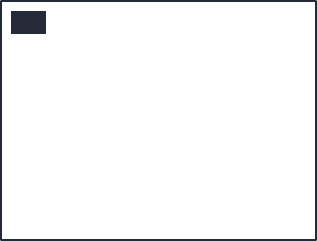
Before: the Qt Designer form src/client/gui/ui/texteditor_comment.ui in aleoli/Shared-Editor, drawn with Qt 5.
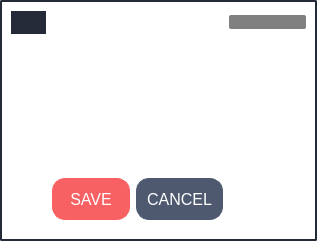
After: the same form once the commit is applied. Icons and pictures are not drawn.

Commit message: comments, non far caso alla grafica

The edit to the form file:
```diff
--- a/src/client/gui/ui/texteditor_comment.ui
+++ b/src/client/gui/ui/texteditor_comment.ui
@@ -21,19 +21,71 @@
 }</string>
   </property>
   <layout class="QGridLayout" name="gridLayout">
-   <item row="0" column="1">
-    <widget class="QLabel" name="label_name">
+   <item row="2" column="3" alignment="Qt::AlignRight">
+    <widget class="QLabel" name="label_date">
+     <property name="minimumSize">
+      <size>
+       <width>70</width>
+       <height>0</height>
+      </size>
+     </property>
+     <property name="font">
+      <font>
+       <pointsize>-1</pointsize>
+       <weight>50</weight>
+       <italic>false</italic>
+       <bold>false</bold>
+      </font>
+     </property>
      <property name="styleSheet">
-      <string notr="true">border: 0px solid none;</string>
+      <string notr="true">border: 0px solid none;
+color: #4e596f;
+margin-left: 0em;
+font: 15px;</string>
      </property>
      <property name="text">
-      <string>&lt;html&gt;&lt;head/&gt;&lt;body&gt;&lt;p&gt;&lt;span style=&quot; font-size:14pt; color:#ffffff;&quot;&gt;name&lt;/span&gt;&lt;/p&gt;&lt;/body&gt;&lt;/html&gt;</string>
+      <string/>
      </property>
-     <property name="margin">
-      <number>0</number>
+     <property name="alignment">
+      <set>Qt::AlignCenter</set>
      </property>
-     <property name="indent">
-      <number>10</number>
+    </widget>
+   </item>
+   <item row="2" column="1">
+    <widget class="QPushButton" name="btn_save">
+     <property name="styleSheet">
+      <string notr="true">QPushButton {
+	background: #f76163;
+    border-width: 1px;
+    border-radius: 13px;
+    border-color: #f76163;
+    font: 12pt;
+    color: white;
+    padding: 10px;
+	margin-left: 0px;
+	margin-right: 0px;
+	margin-top: 10px;
+	margin-bottom: 10px;
+	min-height: 20px;
+}
+
+QPushButton:hover {
+background: qradialgradient(cx:0.3, cy:0.5, radius: 5.5,
+              fx:0.5, fy:0.5, stop:0 #f65964, stop:1 white);
+}
+
+QPushButton:pressed {
+background: qradialgradient(cx:0.7, cy:0.5, radius: 5.5,
+              fx:0.5, fy:0.5, stop:0 #f65964, stop:1 black);
+}
+
+QPushButton:focus {
+   border: none;
+   outline: none;
+}</string>
+     </property>
+     <property name="text">
+      <string>SAVE</string>
      </property>
     </widget>
    </item>
@@ -89,7 +141,7 @@
      </property>
     </widget>
    </item>
-   <item row="1" column="1">
+   <item row="1" column="1" colspan="3">
     <widget class="QPlainTextEdit" name="text">
      <property name="enabled">
       <bool>false</bool>
@@ -110,34 +162,109 @@
      </property>
     </widget>
    </item>
-   <item row="2" column="1" alignment="Qt::AlignRight">
-    <widget class="QLabel" name="label_date">
-     <property name="minimumSize">
+   <item row="2" column="2">
+    <widget class="QPushButton" name="bt_cancel">
+     <property name="styleSheet">
+      <string notr="true">QPushButton {
+    background: #4E596F;
+    border-width: 1px;
+    border-radius: 13px;
+    border-color: #4E596F;
+    font: 12pt;
+    color: white;
+    padding: 10px;
+	margin-left: 0px;
+	margin-right: 0px;
+	margin-top: 10px;
+	margin-bottom: 10px;
+	min-height: 20px;
+}
+
+QPushButton:hover {
+background: qradialgradient(cx:0.3, cy:0.5, radius: 5.5,
+              fx:0.5, fy:0.5, stop:0 #4E596F, stop:1 white);
+}
+
+QPushButton:pressed {
+border-style: inset;
+background: qradialgradient(cx:0.7, cy:0.5, radius: 5.5,
+              fx:0.5, fy:0.5, stop:0 #4E596F, stop:1 black);
+}
+
+QPushButton:focus {
+   border: none;
+   outline: none;
+}</string>
+     </property>
+     <property name="text">
+      <string>CANCEL</string>
+     </property>
+    </widget>
+   </item>
+   <item row="0" column="1" colspan="2">
+    <widget class="QLabel" name="label_name">
+     <property name="styleSheet">
+      <string notr="true">border: 0px solid none;</string>
+     </property>
+     <property name="text">
+      <string>&lt;html&gt;&lt;head/&gt;&lt;body&gt;&lt;p&gt;&lt;span style=&quot; font-size:14pt; color:#ffffff;&quot;&gt;name&lt;/span&gt;&lt;/p&gt;&lt;/body&gt;&lt;/html&gt;</string>
+     </property>
+     <property name="margin">
+      <number>0</number>
+     </property>
+     <property name="indent">
+      <number>10</number>
+     </property>
+    </widget>
+   </item>
+   <item row="0" column="3">
+    <widget class="QPushButton" name="btn_options">
+     <property name="enabled">
+      <bool>true</bool>
+     </property>
+     <property name="cursor">
+      <cursorShape>PointingHandCursor</cursorShape>
+     </property>
+     <property name="styleSheet">
+      <string notr="true">QPushButton {
+margin-bottom:0px;
+border: none;
+background: grey;
+border-image: rgba(255, 170, 0, 0)  0 0 0 0 stretch stretch;
+}
+
+QPushButton:hover{
+padding: -0.5px 0.5px 0.5px -0.5px;
+}
+
+QPushButton:pressed{
+padding: 0.5px -0.5px -0.5px 0.5px;
+}
+
+QToolTip{
+	background: none;
+	margin-left: 0px;
+	margin-right: 0px;
+}
+
+QPushButton:focus {
+   border: none;
+   outline: none;
+}</string>
+     </property>
+     <property name="text">
+      <string/>
+     </property>
+     <property name="icon">
+      <iconset resource="resources/res.qrc">
+       <normaloff>:/res/options.png</normaloff>:/res/options.png</iconset>
+     </property>
+     <property name="iconSize">
       <size>
-       <width>70</width>
-       <height>0</height>
+       <width>50</width>
+       <height>25</height>
       </size>
      </property>
-     <property name="font">
-      <font>
-       <pointsize>-1</pointsize>
-       <weight>50</weight>
-       <italic>false</italic>
-       <bold>false</bold>
-      </font>
-     </property>
-     <property name="styleSheet">
-      <string notr="true">border: 0px solid none;
-color: #4e596f;
-margin-left: 0em;
-font: 15px;</string>
-     </property>
-     <property name="text">
-      <string/>
-     </property>
-     <property name="alignment">
-      <set>Qt::AlignCenter</set>
-     </property>
     </widget>
    </item>
   </layout>
```
Left out of the diff: 2 changed lines with no effect on the pictures. The commit also changes 1 other file.
